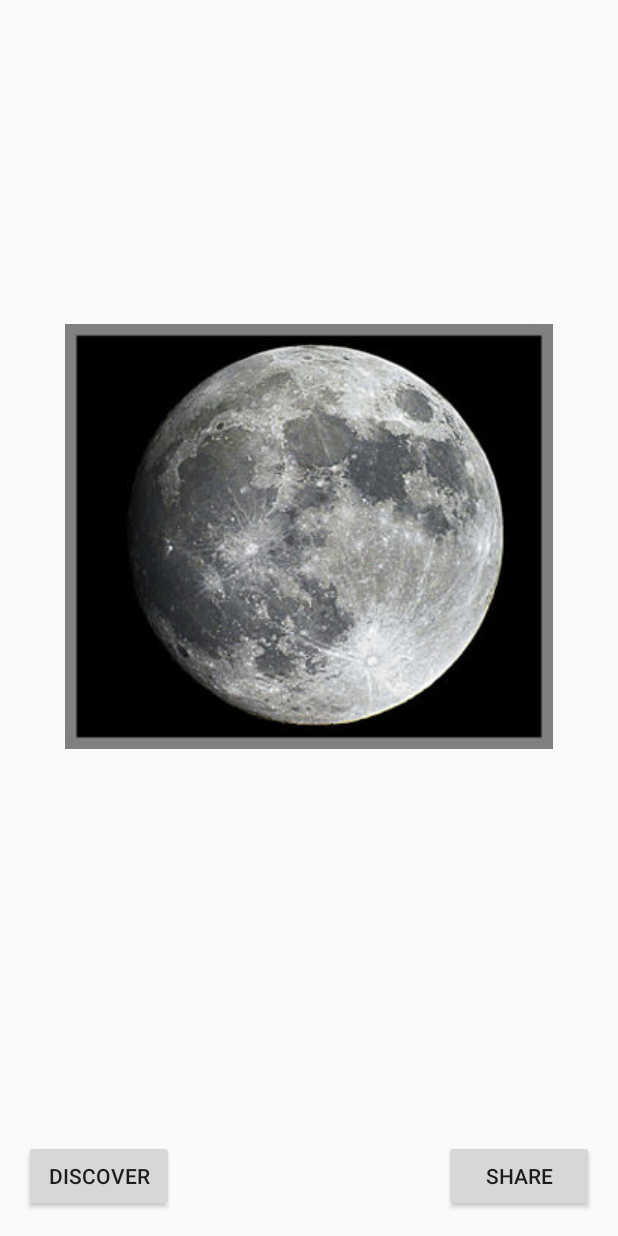
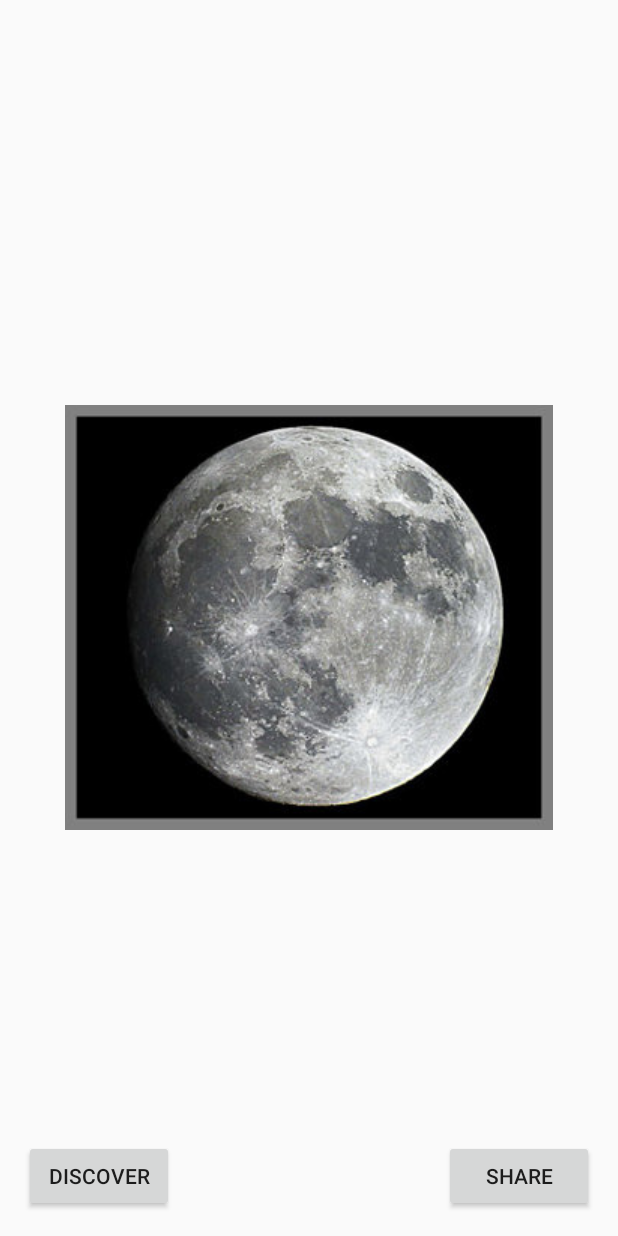
Before and after one commit to AtanasK/nasa2016Bookit, an Android app: the screen it shows after launch (MainActivity), on a phone screen of 412 x 824 dp. Run offline under Robolectric (Android 15) with nearby library versions, the phone set to English and light mode, and no system bars.

Commit message:
pak slikite se napnav ej xD

```diff
--- a/app/src/main/res/drawable/back.xml
+++ /dev/null
@@ -1,7 +0,0 @@
-<?xml version="1.0" encoding="utf-8"?>
-<shape xmlns:android="http://schemas.android.com/apk/res/android">
-    <solid android:color="#ffffff" />
-    <stroke
-        android:width="1dip"
-        android:color="#333" />
-</shape>
--- a/app/src/main/res/layout/activity_main.xml
+++ b/app/src/main/res/layout/activity_main.xml
@@ -1,5 +1,5 @@
 <?xml version="1.0" encoding="utf-8"?>
-<RelativeLayout xmlns:android="http://schemas.android.com/apk/res/android"
+<FrameLayout xmlns:android="http://schemas.android.com/apk/res/android"
     xmlns:tools="http://schemas.android.com/tools"
     android:layout_width="match_parent"
     android:layout_height="match_parent"
@@ -9,13 +9,16 @@
     android:paddingTop="@dimen/activity_vertical_margin"
     tools:context="com.bookitfava.nasaspaceapps.moonchaser.MainActivity">
 
-    <ImageView
-        android:layout_width="wrap_content"
+    <Button
+        android:layout_width="100dp"
         android:layout_height="wrap_content"
-        android:id="@+id/ivLogo"
-        android:layout_alignParentTop="true"
-        android:layout_centerHorizontal="true"
-        android:layout_marginTop="200dp" />
+        android:text="SHARE"
+        android:id="@+id/bShare"
+        android:layout_alignParentBottom="true"
+        android:layout_alignParentRight="true"
+        android:layout_alignParentEnd="true"
+        android:onClick="bShareClick"
+        android:layout_gravity="right|bottom" />
 
     <Button
         android:layout_width="100dp"
@@ -25,15 +28,14 @@
         android:layout_alignParentBottom="true"
         android:layout_alignParentLeft="true"
         android:layout_alignParentStart="true"
-        android:onClick="gotoStory" />
+        android:onClick="gotoStory"
+        android:layout_gravity="left|bottom" />
 
-    <Button
-        android:layout_width="100dp"
+    <ImageView
+        android:layout_width="match_parent"
         android:layout_height="wrap_content"
-        android:text="SHARE"
-        android:id="@+id/bShare"
-        android:layout_alignParentBottom="true"
-        android:layout_alignParentRight="true"
-        android:layout_alignParentEnd="true"
-        android:onClick="bShareClick" />
-</RelativeLayout>
+        android:id="@+id/ivLogo"
+        android:layout_alignParentTop="true"
+        android:layout_centerHorizontal="true"
+        android:layout_gravity="center" />
+</FrameLayout>
```
Also changed, not shown: app/src/main/res/drawable/Apollo 11.jpg (deleted), app/src/main/res/drawable/Earth Eclipse.jpg (deleted), app/src/main/res/drawable/Full Moon.png (deleted), app/src/main/res/drawable/Moon eclipse.png (deleted), app/src/main/res/drawable/Moon mon.png (deleted), app/src/main/res/drawable/Neil-Armstrong-Moon-Landing-1024x819.jpg (deleted), app/src/main/res/drawable/New Moon.png (deleted), app/src/main/res/drawable/Shadow.jpg (deleted), app/src/main/res/drawable/Solar eclipse.png (deleted), app/src/main/res/drawable/fulmoon.png (deleted), app/src/main/res/drawable/moon1.png (deleted), app/src/main/res/drawable/moon2.png (deleted), app/src/main/res/drawable/moon3.png (deleted).
